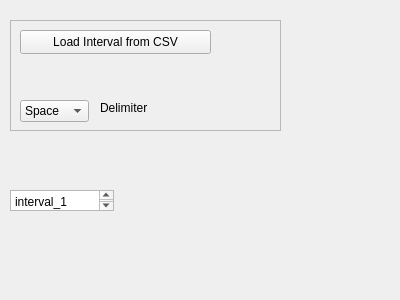
Old version of the form src/WhiskerToolbox/IO_Widgets/DigitalIntervalLoaderWidget/Digital_Interval_Loader_Widget.ui in the repository paulmthompson/WhiskerToolbox.
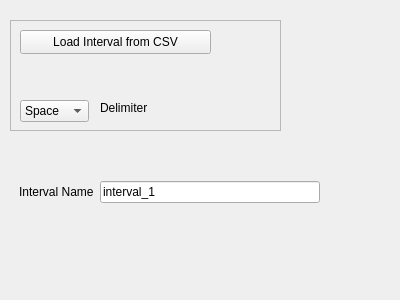
New version of the form.

What changed in the file:
```diff
--- a/src/WhiskerToolbox/IO_Widgets/DigitalIntervalLoaderWidget/Digital_Interval_Loader_Widget.ui
+++ b/src/WhiskerToolbox/IO_Widgets/DigitalIntervalLoaderWidget/Digital_Interval_Loader_Widget.ui
@@ -13,19 +13,6 @@
         <property name="windowTitle">
             <string>Form</string>
         </property>
-        <widget class="QPlainTextEdit" name="data_name_text">
-            <property name="geometry">
-                <rect>
-                    <x>10</x>
-                    <y>190</y>
-                    <width>104</width>
-                    <height>21</height>
-                </rect>
-            </property>
-            <property name="plainText">
-                <string>interval_1</string>
-            </property>
-        </widget>
         <widget class="QFrame" name="frame">
             <property name="geometry">
                 <rect>
@@ -88,6 +75,32 @@
                 </item>
             </widget>
         </widget>
+  <widget class="QWidget" name="horizontalLayoutWidget">
+   <property name="geometry">
+    <rect>
+     <x>19</x>
+     <y>180</y>
+     <width>301</width>
+     <height>24</height>
+    </rect>
+   </property>
+   <layout class="QHBoxLayout" name="horizontalLayout">
+    <item>
+     <widget class="QLabel" name="label">
+      <property name="text">
+       <string>Interval Name</string>
+      </property>
+     </widget>
+    </item>
+    <item>
+     <widget class="QLineEdit" name="data_name_text">
+      <property name="text">
+       <string>interval_1</string>
+      </property>
+     </widget>
+    </item>
+   </layout>
+  </widget>
     </widget>
     <resources/>
     <connections/>
```
Lines whose indentation alone changed are shown as unchanged.
